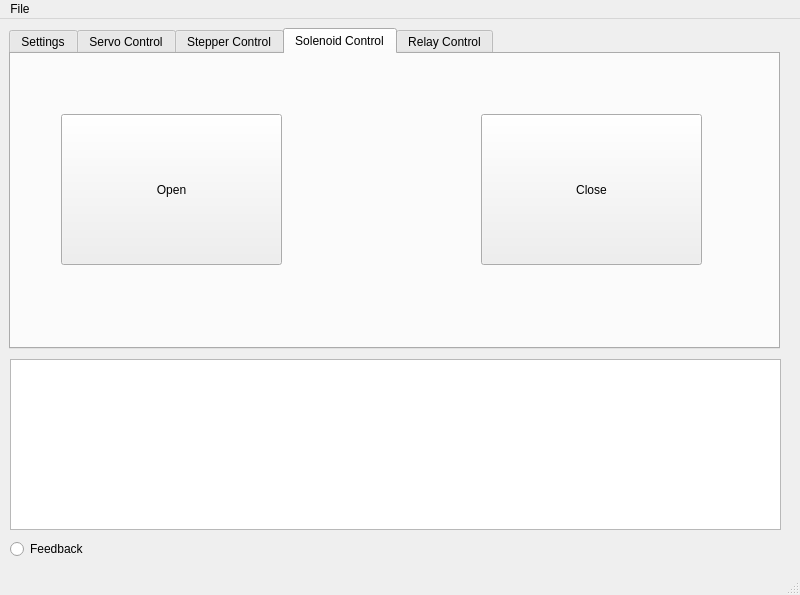
Old version of the form main.ui in the repository pratikguru/WNS-Board-Controller.
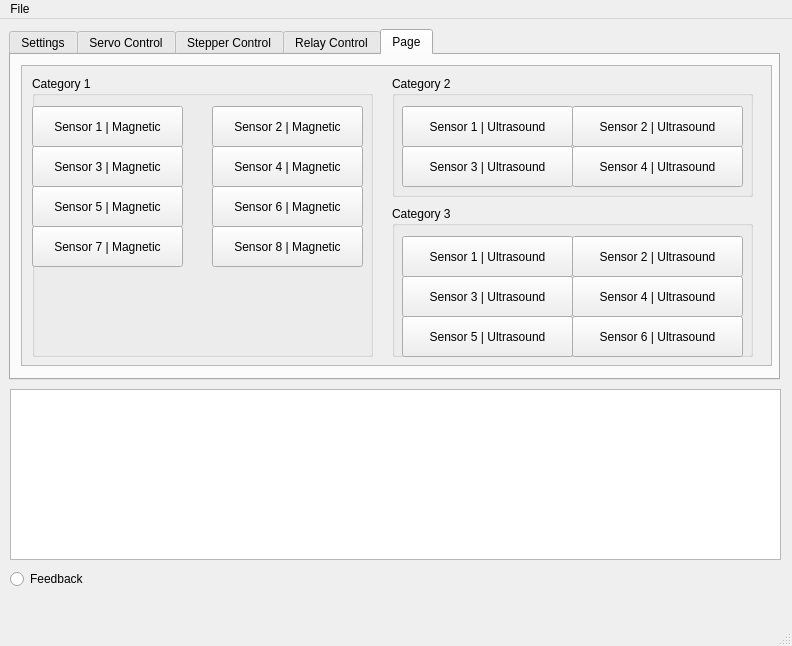
New version of the form. The open tabs and pages were chosen to show the change.

Diff of the .ui file:
```diff
--- a/main.ui
+++ b/main.ui
@@ -6,21 +6,36 @@
    <rect>
     <x>0</x>
     <y>0</y>
-    <width>800</width>
-    <height>595</height>
+    <width>792</width>
+    <height>646</height>
    </rect>
   </property>
+  <property name="minimumSize">
+   <size>
+    <width>792</width>
+    <height>646</height>
+   </size>
+  </property>
+  <property name="maximumSize">
+   <size>
+    <width>792</width>
+    <height>646</height>
+   </size>
+  </property>
   <property name="windowTitle">
    <string>Timing Controller</string>
   </property>
+  <property name="documentMode">
+   <bool>false</bool>
+  </property>
   <widget class="QWidget" name="centralwidget">
    <widget class="QTabWidget" name="tabWidget">
     <property name="geometry">
      <rect>
       <x>9</x>
-      <y>9</y>
+      <y>10</y>
       <width>771</width>
-      <height>321</height>
+      <height>351</height>
      </rect>
     </property>
     <property name="currentIndex">
@@ -216,37 +231,6 @@
       <string>Stepper Control</string>
      </attribute>
     </widget>
-    <widget class="QWidget" name="tab_4">
-     <attribute name="title">
-      <string>Solenoid Control</string>
-     </attribute>
-     <widget class="QPushButton" name="pushButton_5">
-      <property name="geometry">
-       <rect>
-        <x>50</x>
-        <y>60</y>
-        <width>221</width>
-        <height>151</height>
-       </rect>
-      </property>
-      <property name="text">
-       <string>Open</string>
-      </property>
-     </widget>
-     <widget class="QPushButton" name="pushButton_6">
-      <property name="geometry">
-       <rect>
-        <x>470</x>
-        <y>60</y>
-        <width>221</width>
-        <height>151</height>
-       </rect>
-      </property>
-      <property name="text">
-       <string>Close</string>
-      </property>
-     </widget>
-    </widget>
     <widget class="QWidget" name="tab_5">
      <attribute name="title">
       <string>Relay Control</string>
@@ -354,6 +338,411 @@
       <property name="text">
        <string>Relay 8</string>
       </property>
+     </widget>
+     <widget class="QPushButton" name="pushButton_9">
+      <property name="geometry">
+       <rect>
+        <x>410</x>
+        <y>40</y>
+        <width>151</width>
+        <height>51</height>
+       </rect>
+      </property>
+      <property name="text">
+       <string>Relay 5 ON</string>
+      </property>
+     </widget>
+     <widget class="QPushButton" name="pushButton_16">
+      <property name="geometry">
+       <rect>
+        <x>560</x>
+        <y>190</y>
+        <width>151</width>
+        <height>51</height>
+       </rect>
+      </property>
+      <property name="text">
+       <string>Relay 8 OFF</string>
+      </property>
+     </widget>
+     <widget class="QPushButton" name="pushButton_17">
+      <property name="geometry">
+       <rect>
+        <x>410</x>
+        <y>140</y>
+        <width>151</width>
+        <height>51</height>
+       </rect>
+      </property>
+      <property name="text">
+       <string>Relay 7 ON</string>
+      </property>
+     </widget>
+     <widget class="QPushButton" name="pushButton_18">
+      <property name="geometry">
+       <rect>
+        <x>410</x>
+        <y>90</y>
+        <width>151</width>
+        <height>51</height>
+       </rect>
+      </property>
+      <property name="text">
+       <string>Relay 6 ON</string>
+      </property>
+     </widget>
+     <widget class="QPushButton" name="pushButton_19">
+      <property name="geometry">
+       <rect>
+        <x>560</x>
+        <y>40</y>
+        <width>151</width>
+        <height>51</height>
+       </rect>
+      </property>
+      <property name="text">
+       <string>Relay 5 OFF</string>
+      </property>
+     </widget>
+     <widget class="QPushButton" name="pushButton_20">
+      <property name="geometry">
+       <rect>
+        <x>410</x>
+        <y>190</y>
+        <width>151</width>
+        <height>51</height>
+       </rect>
+      </property>
+      <property name="text">
+       <string>Relay 8 ON</string>
+      </property>
+     </widget>
+     <widget class="QPushButton" name="pushButton_21">
+      <property name="geometry">
+       <rect>
+        <x>560</x>
+        <y>140</y>
+        <width>151</width>
+        <height>51</height>
+       </rect>
+      </property>
+      <property name="text">
+       <string>Relay 7 OFF</string>
+      </property>
+     </widget>
+     <widget class="QPushButton" name="pushButton_22">
+      <property name="geometry">
+       <rect>
+        <x>560</x>
+        <y>90</y>
+        <width>151</width>
+        <height>51</height>
+       </rect>
+      </property>
+      <property name="text">
+       <string>Relay 6 OFF</string>
+      </property>
+     </widget>
+    </widget>
+    <widget class="QWidget" name="tab_4">
+     <attribute name="title">
+      <string>Page</string>
+     </attribute>
+     <widget class="QScrollArea" name="scrollArea">
+      <property name="geometry">
+       <rect>
+        <x>10</x>
+        <y>10</y>
+        <width>751</width>
+        <height>301</height>
+       </rect>
+      </property>
+      <property name="widgetResizable">
+       <bool>true</bool>
+      </property>
+      <widget class="QWidget" name="scrollAreaWidgetContents">
+       <property name="geometry">
+        <rect>
+         <x>0</x>
+         <y>0</y>
+         <width>749</width>
+         <height>299</height>
+        </rect>
+       </property>
+       <widget class="QGroupBox" name="groupBox">
+        <property name="geometry">
+         <rect>
+          <x>10</x>
+          <y>10</y>
+          <width>341</width>
+          <height>281</height>
+         </rect>
+        </property>
+        <property name="title">
+         <string>Category 1</string>
+        </property>
+        <widget class="QPushButton" name="pushButton_5">
+         <property name="geometry">
+          <rect>
+           <x>0</x>
+           <y>30</y>
+           <width>151</width>
+           <height>41</height>
+          </rect>
+         </property>
+         <property name="text">
+          <string>Sensor 1 | Magnetic</string>
+         </property>
+        </widget>
+        <widget class="QPushButton" name="pushButton_6">
+         <property name="geometry">
+          <rect>
+           <x>180</x>
+           <y>30</y>
+           <width>151</width>
+           <height>41</height>
+          </rect>
+         </property>
+         <property name="text">
+          <string>Sensor 2 | Magnetic</string>
+         </property>
+        </widget>
+        <widget class="QPushButton" name="pushButton_23">
+         <property name="geometry">
+          <rect>
+           <x>0</x>
+           <y>70</y>
+           <width>151</width>
+           <height>41</height>
+          </rect>
+         </property>
+         <property name="text">
+          <string>Sensor 3 | Magnetic</string>
+         </property>
+        </widget>
+        <widget class="QPushButton" name="pushButton_24">
+         <property name="geometry">
+          <rect>
+           <x>180</x>
+           <y>70</y>
+           <width>151</width>
+           <height>41</height>
+          </rect>
+         </property>
+         <property name="text">
+          <string>Sensor 4 | Magnetic</string>
+         </property>
+        </widget>
+        <widget class="QPushButton" name="pushButton_25">
+         <property name="geometry">
+          <rect>
+           <x>0</x>
+           <y>110</y>
+           <width>151</width>
+           <height>41</height>
+          </rect>
+         </property>
+         <property name="text">
+          <string>Sensor 5 | Magnetic</string>
+         </property>
+        </widget>
+        <widget class="QPushButton" name="pushButton_26">
+         <property name="geometry">
+          <rect>
+           <x>180</x>
+           <y>110</y>
+           <width>151</width>
+           <height>41</height>
+          </rect>
+         </property>
+         <property name="text">
+          <string>Sensor 6 | Magnetic</string>
+         </property>
+        </widget>
+        <widget class="QPushButton" name="pushButton_27">
+         <property name="geometry">
+          <rect>
+           <x>0</x>
+           <y>150</y>
+           <width>151</width>
+           <height>41</height>
+          </rect>
+         </property>
+         <property name="text">
+          <string>Sensor 7 | Magnetic</string>
+         </property>
+        </widget>
+        <widget class="QPushButton" name="pushButton_28">
+         <property name="geometry">
+          <rect>
+           <x>180</x>
+           <y>150</y>
+           <width>151</width>
+           <height>41</height>
+          </rect>
+         </property>
+         <property name="text">
+          <string>Sensor 8 | Magnetic</string>
+         </property>
+        </widget>
+       </widget>
+       <widget class="QGroupBox" name="groupBox_2">
+        <property name="geometry">
+         <rect>
+          <x>370</x>
+          <y>10</y>
+          <width>361</width>
+          <height>121</height>
+         </rect>
+        </property>
+        <property name="title">
+         <string>Category 2</string>
+        </property>
+        <widget class="QPushButton" name="pushButton_29">
+         <property name="geometry">
+          <rect>
+           <x>10</x>
+           <y>30</y>
+           <width>171</width>
+           <height>41</height>
+          </rect>
+         </property>
+         <property name="text">
+          <string>Sensor 1 | Ultrasound</string>
+         </property>
+        </widget>
+        <widget class="QPushButton" name="pushButton_30">
+         <property name="geometry">
+          <rect>
+           <x>180</x>
+           <y>30</y>
+           <width>171</width>
+           <height>41</height>
+          </rect>
+         </property>
+         <property name="text">
+          <string>Sensor 2 | Ultrasound</string>
+         </property>
+        </widget>
+        <widget class="QPushButton" name="pushButton_31">
+         <property name="geometry">
+          <rect>
+           <x>10</x>
+           <y>70</y>
+           <width>171</width>
+           <height>41</height>
+          </rect>
+         </property>
+         <property name="text">
+          <string>Sensor 3 | Ultrasound</string>
+         </property>
+        </widget>
+        <widget class="QPushButton" name="pushButton_32">
+         <property name="geometry">
+          <rect>
+           <x>180</x>
+           <y>70</y>
+           <width>171</width>
+           <height>41</height>
+          </rect>
+         </property>
+         <property name="text">
+          <string>Sensor 4 | Ultrasound</string>
+         </property>
+        </widget>
+       </widget>
+       <widget class="QGroupBox" name="groupBox_3">
+        <property name="geometry">
+         <rect>
+          <x>370</x>
+          <y>140</y>
+          <width>361</width>
+          <height>151</height>
+         </rect>
+        </property>
+        <property name="title">
+         <string>Category 3</string>
+        </property>
+        <widget class="QPushButton" name="pushButton_36">
+         <property name="geometry">
+          <rect>
+           <x>180</x>
+           <y>30</y>
+           <width>171</width>
+           <height>41</height>
+          </rect>
+         </property>
+         <property name="text">
+          <string>Sensor 2 | Ultrasound</string>
+         </property>
+        </widget>
+        <widget class="QPushButton" name="pushButton_35">
+         <property name="geometry">
+          <rect>
+           <x>10</x>
+           <y>70</y>
+           <width>171</width>
+           <height>41</height>
+          </rect>
+         </property>
+         <property name="text">
+          <string>Sensor 3 | Ultrasound</string>
+         </property>
+        </widget>
+        <widget class="QPushButton" name="pushButton_33">
+         <property name="geometry">
+          <rect>
+           <x>10</x>
+           <y>30</y>
+           <width>171</width>
+           <height>41</height>
+          </rect>
+         </property>
+         <property name="text">
+          <string>Sensor 1 | Ultrasound</string>
+         </property>
+        </widget>
+        <widget class="QPushButton" name="pushButton_34">
+         <property name="geometry">
+          <rect>
+           <x>180</x>
+           <y>70</y>
+           <width>171</width>
+           <height>41</height>
+          </rect>
+         </property>
+         <property name="text">
+          <string>Sensor 4 | Ultrasound</string>
+         </property>
+        </widget>
+        <widget class="QPushButton" name="pushButton_37">
+         <property name="geometry">
+          <rect>
+           <x>10</x>
+           <y>110</y>
+           <width>171</width>
+           <height>41</height>
+          </rect>
+         </property>
+         <property name="text">
+          <string>Sensor 5 | Ultrasound</string>
+         </property>
+        </widget>
+        <widget class="QPushButton" name="pushButton_38">
+         <property name="geometry">
+          <rect>
+           <x>180</x>
+           <y>110</y>
+           <width>171</width>
+           <height>41</height>
+          </rect>
+         </property>
+         <property name="text">
+          <string>Sensor 6 | Ultrasound</string>
+         </property>
+        </widget>
+       </widget>
+      </widget>
      </widget>
     </widget>
    </widget>
@@ -361,7 +750,7 @@
     <property name="geometry">
      <rect>
       <x>10</x>
-      <y>340</y>
+      <y>370</y>
       <width>771</width>
       <height>171</height>
      </rect>
@@ -383,7 +772,7 @@
     <property name="geometry">
      <rect>
       <x>10</x>
-      <y>520</y>
+      <y>550</y>
       <width>100</width>
       <height>20</height>
      </rect>
@@ -398,7 +787,7 @@
     <rect>
      <x>0</x>
      <y>0</y>
-     <width>800</width>
+     <width>792</width>
      <height>22</height>
     </rect>
    </property>
```
Left out of the diff: 45 changed lines with no effect on the pictures.
